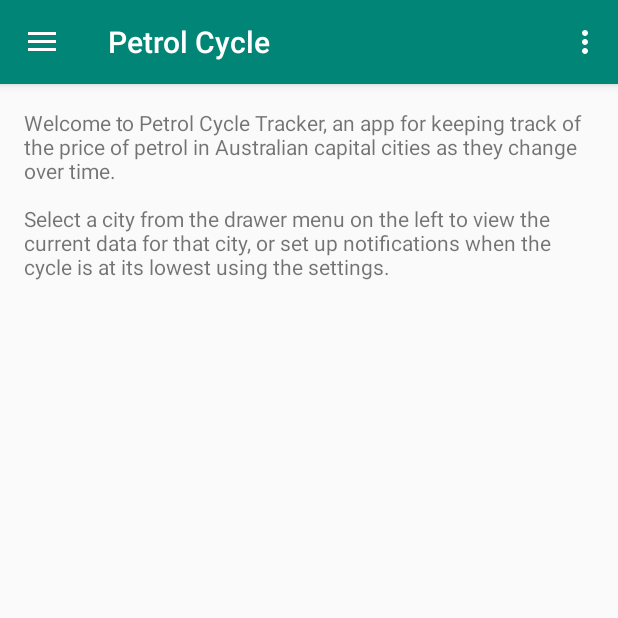
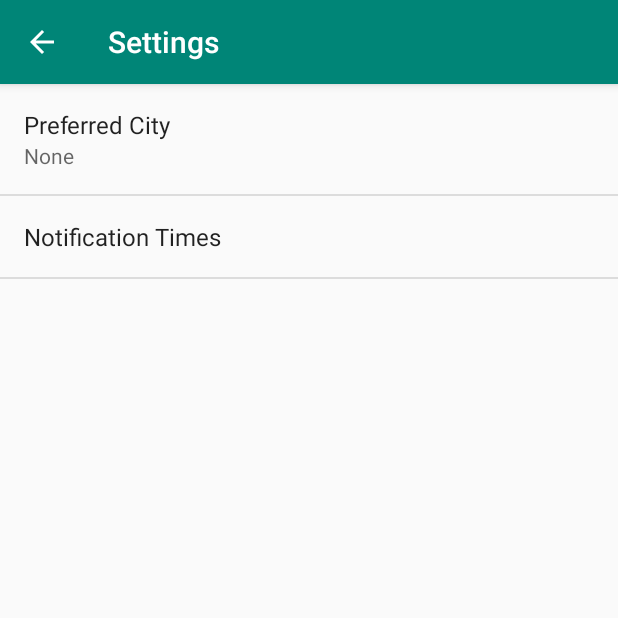
Before and after one commit to jimcullenaus/PetrolCycleTracker, an Android app: the screen it shows after launch (MainActivity before the commit, SettingsActivity after it), in the options menu, after a tap on "Settings", on a phone screen of 412 x 824 dp, the top half of it. Run offline under Robolectric (Android 15) with nearby library versions, the phone set to English and light mode, and no system bars.

Commit message:
Create settings pages

```diff
--- a/app/src/main/AndroidManifest.xml
+++ b/app/src/main/AndroidManifest.xml
@@ -19,6 +19,9 @@
 				<category android:name="android.intent.category.LAUNCHER" />
 			</intent-filter>
 		</activity>
+		<activity
+			android:name=".settings.SettingsActivity"
+			android:label="@string/title_activity_settings" />
 	</application>
 
 </manifest>
--- a/app/src/main/java/com/thejimcullen/petrolcycletracker/MainActivity.java
+++ b/app/src/main/java/com/thejimcullen/petrolcycletracker/MainActivity.java
@@ -1,5 +1,6 @@
 package com.thejimcullen.petrolcycletracker;
 
+import android.content.Intent;
 import android.databinding.DataBindingUtil;
 import android.os.Bundle;
 import android.support.design.widget.NavigationView;
@@ -17,6 +18,7 @@ import android.widget.Toast;
 
 import com.thejimcullen.petrolcycletracker.models.RecommendationState;
 import com.thejimcullen.petrolcycletracker.databinding.ActivityMainBinding;
+import com.thejimcullen.petrolcycletracker.settings.SettingsActivity;
 
 public class MainActivity extends AppCompatActivity
 		implements NavigationView.OnNavigationItemSelectedListener {
@@ -77,6 +79,8 @@ public class MainActivity extends AppCompatActivity
 
 		//noinspection SimplifiableIfStatement
 		if (id == R.id.action_settings) {
+			Intent settingsIntent = new Intent(this, SettingsActivity.class);
+			startActivity(settingsIntent);
 			return true;
 		}
 
--- /dev/null
+++ b/app/src/main/java/com/thejimcullen/petrolcycletracker/settings/SettingsActivity.java
@@ -0,0 +1,111 @@
+package com.thejimcullen.petrolcycletracker.settings;
+
+import android.os.Bundle;
+import android.preference.ListPreference;
+import android.preference.Preference;
+import android.preference.PreferenceManager;
+import android.support.v7.app.ActionBar;
+import android.preference.PreferenceFragment;
+import android.support.v7.app.AppCompatActivity;
+import android.view.MenuItem;
+
+import com.thejimcullen.petrolcycletracker.R;
+
+public class SettingsActivity extends AppCompatActivity {
+
+	/**
+	 * A preference value change listener that updates the preference's summary
+	 * to reflect its new value.
+	 */
+	private static Preference.OnPreferenceChangeListener sBindPreferenceSummaryToValueListener = new Preference.OnPreferenceChangeListener() {
+		@Override
+		public boolean onPreferenceChange(Preference preference, Object value) {
+			String stringValue = value.toString();
+
+			if (preference instanceof ListPreference) {
+				// For list preferences, look up the correct display value in
+				// the preference's 'entries' list.
+				ListPreference listPreference = (ListPreference) preference;
+				int index = listPreference.findIndexOfValue(stringValue);
+
+				// Set the summary to reflect the new value.
+				preference.setSummary(
+						index >= 0
+								? listPreference.getEntries()[index]
+								: null);
+			} else {
+				// For all other preferences, set the summary to the value's
+				// simple string representation.
+				preference.setSummary(stringValue);
+			}
+			return true;
+		}
+	};
+
+	@Override
+	protected void onCreate(Bundle savedInstanceState) {
+		super.onCreate(savedInstanceState);
+
+		setupActionBar();
+
+		// Display the fragment as the main content.
+		getFragmentManager()
+				.beginTransaction()
+				.replace(android.R.id.content, new SettingsFragment())
+				.commit();
+	}
+
+	public static class SettingsFragment extends PreferenceFragment {
+		@Override
+		public void onCreate(Bundle savedInstanceState) {
+			super.onCreate(savedInstanceState);
+
+			// Load the preferences from an XML resource
+			addPreferencesFromResource(R.xml.app_preferences);
+
+			bindPreferenceSummaryToValue(findPreference("preferred_city"));
+		}
+	}
+
+	/**
+	 * Binds a preference's summary to its value. More specifically, when the
+	 * preference's value is changed, its summary (line of text below the
+	 * preference title) is updated to reflect the value. The summary is also
+	 * immediately updated upon calling this method. The exact display format is
+	 * dependent on the type of preference.
+	 *
+	 * @see #sBindPreferenceSummaryToValueListener
+	 */
+	private static void bindPreferenceSummaryToValue(Preference preference) {
+		// Set the listener to watch for value changes.
+		preference.setOnPreferenceChangeListener(sBindPreferenceSummaryToValueListener);
+
+		// Trigger the listener immediately with the preference's
+		// current value.
+		sBindPreferenceSummaryToValueListener.onPreferenceChange(preference,
+				PreferenceManager
+						.getDefaultSharedPreferences(preference.getContext())
+						.getString(preference.getKey(), ""));
+	}
+
+	@Override
+	public boolean onOptionsItemSelected(MenuItem item) {
+		switch (item.getItemId()) {
+			case android.R.id.home:
+				this.finish();
+				return true;
+		}
+		return super.onOptionsItemSelected(item);
+	}
+
+	/**
+	 * Set up the {@link android.app.ActionBar}, if the API is available.
+	 */
+	private void setupActionBar() {
+		ActionBar actionBar = getSupportActionBar();
+		if (actionBar != null) {
+			// Show the Up button in the action bar.
+			actionBar.setDisplayHomeAsUpEnabled(true);
+		}
+	}
+}
--- a/app/src/main/res/values/strings.xml
+++ b/app/src/main/res/values/strings.xml
@@ -20,4 +20,42 @@
 
 	<string name="welcome">Welcome to Petrol Cycle Tracker, an app for keeping track of the price of petrol in Australian capital cities as they change over time.\n\nSelect a city from the drawer menu on the left to view the current data for that city, or set up notifications when the cycle is at its lowest using the settings.</string>
 	<string name="accc_copyright">Data used courtesy of ACCC under a CC BY 3.0 AU licence.</string>
+
+	<string name="title_activity_settings">Settings</string>
+
+	<string name="pref_title_preferred_city">Preferred City</string>
+	<string-array name="cities_display">
+		<item>None</item>
+		<item>Brisbane</item>
+		<item>Sydney</item>
+		<item>Melbourne</item>
+		<item>Adelaide</item>
+	</string-array>
+
+	<string-array name="cities_values">
+		<item>-1</item>
+		<item>0</item>
+		<item>1</item>
+		<item>2</item>
+		<item>3</item>
+	</string-array>
+
+	<string name="pref_title_notification_frequency">Notification Times</string>
+	<string-array name="frequency_display">
+		<item>Falling</item>
+		<item>Bottom</item>
+		<item>Rising</item>
+		<item>Peak</item>
+	</string-array>
+
+	<string-array name="frequency_values">
+		<item>-1</item>
+		<item>0</item>
+		<item>1</item>
+		<item>2</item>
+	</string-array>
+
+	<string-array name="default_frequencies">
+		<item>0</item>
+	</string-array>
 </resources>
--- /dev/null
+++ b/app/src/main/res/xml/app_preferences.xml
@@ -0,0 +1,20 @@
+<PreferenceScreen xmlns:android="http://schemas.android.com/apk/res/android">
+
+	<ListPreference
+		android:entries="@array/cities_display"
+		android:entryValues="@array/cities_values"
+		android:defaultValue="-1"
+		android:key="preferred_city"
+		android:negativeButtonText="@null"
+		android:positiveButtonText="@null"
+		android:title="@string/pref_title_preferred_city"
+		/>
+
+	<MultiSelectListPreference
+		android:entries="@array/frequency_display"
+		android:entryValues="@array/frequency_values"
+		android:defaultValue="@array/default_frequencies"
+		android:key="notification_frequency"
+		android:title="@string/pref_title_notification_frequency" />
+
+</PreferenceScreen>
```
